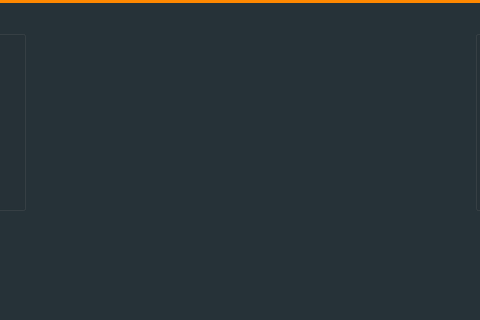
Old version of the form ScrabbleClient/mainwindow.ui in the repository CE2103-Algorithms-Data-Structures-2/Scrabble-client; both pictures show x 365 to 845 and y 0 to 320 of the 1200 by 700 pixel window.
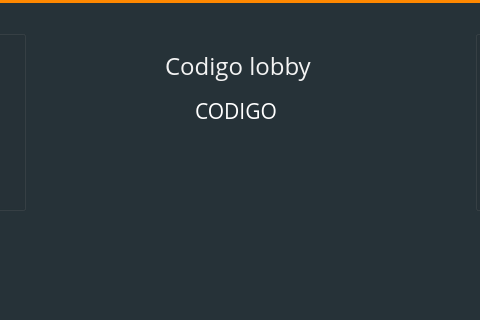
New version of the form. The open tabs and pages were chosen to show the change.

The edit to the form file:
```diff
--- a/ScrabbleClient/mainwindow.ui
+++ b/ScrabbleClient/mainwindow.ui
@@ -1441,6 +1441,72 @@
        <string>Regresar</string>
       </property>
      </widget>
+     <widget class="QLabel" name="label_41">
+      <property name="geometry">
+       <rect>
+        <x>530</x>
+        <y>40</y>
+        <width>151</width>
+        <height>51</height>
+       </rect>
+      </property>
+      <property name="font">
+       <font>
+        <family>Open Sans</family>
+        <pointsize>18</pointsize>
+       </font>
+      </property>
+      <property name="styleSheet">
+       <string notr="true">color: rgb(243, 243, 243);</string>
+      </property>
+      <property name="text">
+       <string>Codigo lobby</string>
+      </property>
+     </widget>
+     <widget class="QLabel" name="label_42">
+      <property name="geometry">
+       <rect>
+        <x>560</x>
+        <y>90</y>
+        <width>81</width>
+        <height>41</height>
+       </rect>
+      </property>
+      <property name="font">
+       <font>
+        <family>Open Sans</family>
+        <pointsize>16</pointsize>
+       </font>
+      </property>
+      <property name="styleSheet">
+       <string notr="true">color: rgb(255, 255, 255);</string>
+      </property>
+      <property name="text">
+       <string>CODIGO</string>
+      </property>
+     </widget>
+     <widget class="QLabel" name="label_43">
+      <property name="geometry">
+       <rect>
+        <x>430</x>
+        <y>410</y>
+        <width>361</width>
+        <height>31</height>
+       </rect>
+      </property>
+      <property name="font">
+       <font>
+        <family>Open Sans</family>
+        <pointsize>14</pointsize>
+       </font>
+      </property>
+      <property name="styleSheet">
+       <string notr="true">color: rgb(255, 136, 0);</string>
+      </property>
+      <property name="text">
+       <string/>
+      </property>
+     </widget>
     </widget>
     <widget class="QWidget" name="GameBoard">
      <widget class="QWidget" name="gridLayoutWidget">
```
Left out of the diff: 26 changed lines with no effect on the pictures.
